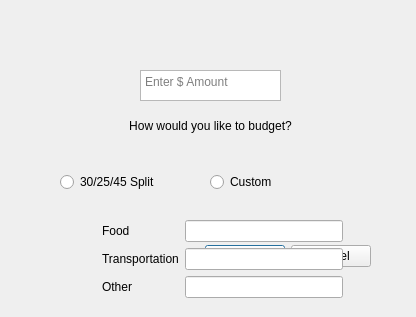
First picture: the form in setbudget.ui, repository EmmanuelR21/budget-tracking, before the edit.
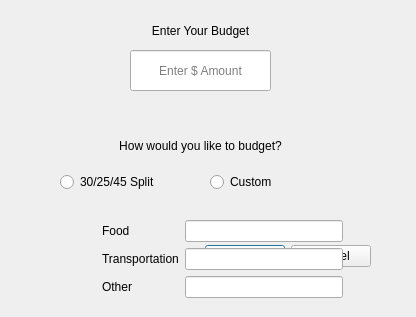
Second picture: the form after the edit.

Commit message: Added ability to add budget amt

What changed in the file:
```diff
--- a/setbudget.ui
+++ b/setbudget.ui
@@ -29,24 +29,11 @@
     <set>QDialogButtonBox::Cancel|QDialogButtonBox::Ok</set>
    </property>
   </widget>
-  <widget class="QTextEdit" name="textEdit">
-   <property name="geometry">
-    <rect>
-     <x>140</x>
-     <y>70</y>
-     <width>141</width>
-     <height>31</height>
-    </rect>
-   </property>
-   <property name="placeholderText">
-    <string>Enter $ Amount</string>
-   </property>
-  </widget>
   <widget class="QLabel" name="label">
    <property name="geometry">
     <rect>
-     <x>110</x>
-     <y>110</y>
+     <x>100</x>
+     <y>130</y>
      <width>201</width>
      <height>31</height>
     </rect>
@@ -126,6 +113,38 @@
     </item>
    </layout>
   </widget>
+  <widget class="QLineEdit" name="budgetAmount">
+   <property name="geometry">
+    <rect>
+     <x>130</x>
+     <y>50</y>
+     <width>141</width>
+     <height>41</height>
+    </rect>
+   </property>
+   <property name="alignment">
+    <set>Qt::AlignCenter</set>
+   </property>
+   <property name="placeholderText">
+    <string>Enter $ Amount</string>
+   </property>
+  </widget>
+  <widget class="QLabel" name="label_2">
+   <property name="geometry">
+    <rect>
+     <x>130</x>
+     <y>20</y>
+     <width>141</width>
+     <height>21</height>
+    </rect>
+   </property>
+   <property name="text">
+    <string>Enter Your Budget</string>
+   </property>
+   <property name="alignment">
+    <set>Qt::AlignCenter</set>
+   </property>
+  </widget>
  </widget>
  <resources/>
  <connections>
```
The commit also changes 13 other files.
